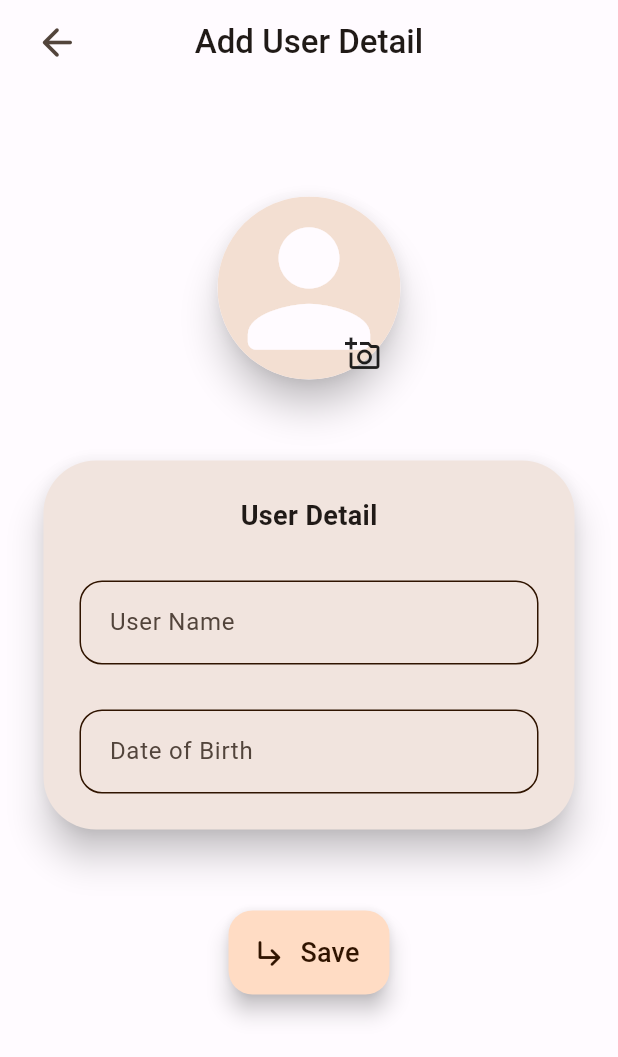
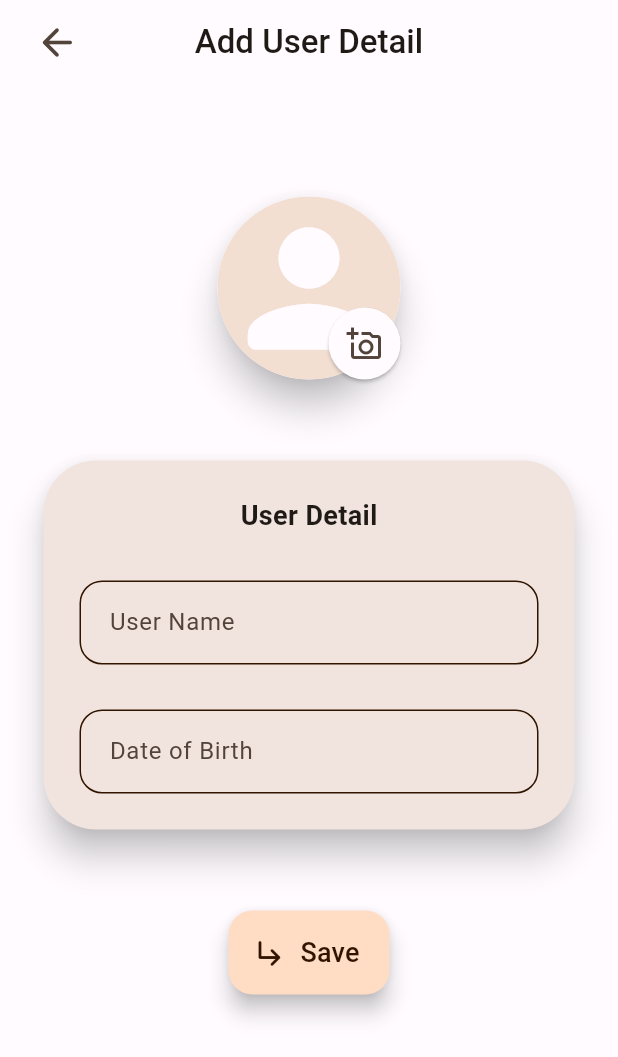
Before and after one commit to ck-lamib/Bimir-Lock, a Flutter app: the AddUserDetailPage screen opened directly, on a phone screen of 412 x 824 dp. Shown: the top 1057 px of the screen. Run offline on Flutter 3.47's test engine with Material 2 defaults, Android fonts, the phone set to English and light mode, and no system bars; our stand-ins replace equatable, flutter_slidable, flutter_svg, get, go_router, image_picker and 4 more.

```diff
--- /dev/null
+++ b/lib/features/introductionPage/data/datasource/quotes/quotes_local_datasource.dart
@@ -0,0 +1 @@
+class QuotesLocalDataSource {}
--- a/lib/features/introductionPage/data/datasource/remote/quotes_api_services.dart
+++ b/lib/features/introductionPage/data/datasource/quotes/quotes_remote_datasource.dart
@@ -3,7 +3,9 @@ import 'dart:convert';
 import 'package:bimir_lock/models/quote_model.dart';
 import 'package:http/http.dart' as http;
 
-class QuotesApiServices {
+class QuotesRemoteDatasource {
+  //take requesto handler from const param
+  QuotesRemoteDatasource();
   getQuotes({String? category}) async {
     var headers = {
       'X-Api-Key': 'F5sdBIU08xRDwzeww7nLFVpm3MxMUFW7q0c3tOJw',
--- a/lib/features/introductionPage/data/repo/quotes_repo_impl.dart
+++ b/lib/features/introductionPage/data/repo/quotes_repo_impl.dart
@@ -1,9 +1,11 @@
-import 'package:bimir_lock/features/introductionPage/data/datasource/remote/quotes_api_services.dart';
+import 'package:bimir_lock/features/introductionPage/data/datasource/quotes/quotes_remote_datasource.dart';
 
 import '../../domain/repo/quotes_repo.dart';
 
 class QuotesRepoImpl implements QuotesRepo {
-  final QuotesApiServices _quotesApiServices = QuotesApiServices();
+  //get datasource from constructor
+  QuotesRepoImpl({required QuotesRemoteDatasource datasource}) : _quotesApiServices = datasource;
+  final QuotesRemoteDatasource _quotesApiServices;
   @override
   void getQuotes() {
     _quotesApiServices.getQuotes();
--- /dev/null
+++ b/lib/features/introductionPage/presentation/controller/add_user_controller.dart
@@ -0,0 +1,25 @@
+import 'dart:io';
+
+import 'package:flutter/material.dart';
+import 'package:get/get_state_manager/get_state_manager.dart';
+import 'package:get/state_manager.dart';
+import 'package:image_picker/image_picker.dart';
+
+class AddUserDetailController extends GetxController {
+  TextEditingController userNameController = TextEditingController();
+  TextEditingController dobController = TextEditingController();
+  File? userAvatar;
+  Future pickImage(ImageSource source) async {
+    try {
+      XFile? pickedImage = await ImagePicker().pickImage(source: source);
+      if (pickedImage != null) {
+        userAvatar = File(pickedImage.path);
+      }
+      update();
+    } catch (e) {
+      print('======>>>Failed to pick image: $e');
+    }
+  }
+
+  onSaveUserDetail() {}
+}
--- a/lib/features/introductionPage/presentation/introduction_controller.dart
+++ b/lib/features/introductionPage/presentation/controller/introduction_controller.dart
@@ -1,4 +1,4 @@
-import 'package:bimir_lock/features/introductionPage/presentation/views/welcome_page.dart';
+import 'package:bimir_lock/features/introductionPage/presentation/views/add_user_detail.dart';
 import 'package:flutter/material.dart';
 import 'package:go_router/go_router.dart';
 
@@ -7,6 +7,6 @@ class IntroductionController {
     // Navigator.of(context).pushReplacement(
     //   MaterialPageRoute(builder: (_) => const HomePage()),
     // );
-    context.go(WelcomePage.routeName);
+    context.push(AddUserDetailPage.routeName);
   }
 }
--- /dev/null
+++ b/lib/features/introductionPage/presentation/views/add_user_detail.dart
@@ -0,0 +1,223 @@
+import 'dart:developer';
+
+import 'package:bimir_lock/features/introductionPage/presentation/controller/add_user_controller.dart';
+import 'package:flutter/material.dart';
+import 'package:get/get_state_manager/get_state_manager.dart';
+import 'package:image_picker/image_picker.dart';
+import 'package:intl/intl.dart';
+
+import '../../../../widgets/custom/custom_text_field.dart';
+import '../widget/custom_dialogues.dart';
+
+class AddUserDetailPage extends StatelessWidget {
+  static const String routeName = "/addUserDetail";
+  final c = AddUserDetailController();
+  AddUserDetailPage({super.key});
+
+  @override
+  Widget build(BuildContext context) {
+    var theme = Theme.of(context);
+    return GestureDetector(
+      onTap: () => FocusScope.of(context).unfocus(),
+      child: Scaffold(
+        appBar: AppBar(
+          leading: Padding(
+            padding: const EdgeInsets.only(left: 15),
+            child: IconButton(
+              onPressed: () => Navigator.of(context).pop(),
+              highlightColor: Colors.transparent,
+              icon: Icon(
+                Icons.arrow_back_rounded,
+                color: theme.colorScheme.onSurfaceVariant,
+                size: 30,
+              ),
+            ),
+          ),
+          automaticallyImplyLeading: false,
+          title: const Text(
+            "Add User Detail",
+            style: TextStyle(
+              fontWeight: FontWeight.w500,
+            ),
+          ),
+          centerTitle: true,
+        ),
+        body: Padding(
+          padding: const EdgeInsets.all(25),
+          child: Center(
+            child: Column(
+              crossAxisAlignment: CrossAxisAlignment.center,
+              children: [
+                const SizedBox(
+                  height: 50,
+                ),
+                Stack(
+                  children: [
+                    Material(
+                      elevation: 10,
+                      borderRadius: BorderRadius.circular(100.0),
+                      child: ClipOval(
+                        child: GetBuilder<AddUserDetailController>(
+                            init: c,
+                            builder: (controller) {
+                              return Container(
+                                color: theme.colorScheme.surfaceVariant,
+                                height: 122,
+                                width: 122,
+                                child: c.userAvatar == null
+                                    ? FittedBox(
+                                        child: Icon(
+                                          Icons.person_rounded,
+                                          color: theme.colorScheme.background,
+                                        ),
+                                      )
+                                    : Image.file(
+                                        c.userAvatar!,
+                                        fit: BoxFit.cover,
+                                      ),
+                              );
+                            }),
+                        // : CachedNetworkImage(
+                        //     height: 122,
+                        //     width: 122,
+                        //     errorWidget: (context, url, error) =>
+                        //         Image.asset(ImagePath.defaultAvatar),
+                        //     placeholder: (context, url) =>
+                        //         Image.asset(ImagePath.defaultAvatar),
+                        //     imageUrl: c.initialImageUrl,
+                        //     fit: BoxFit.cover,
+                        //   ),
+                      ),
+                    ),
+                    Positioned(
+                      bottom: 0,
+                      right: 0,
+                      child: SizedBox(
+                        child: Card(
+                          margin: EdgeInsets.zero,
+                          shape: RoundedRectangleBorder(
+                            borderRadius: BorderRadius.circular(360),
+                          ),
+                          child: IconButton(
+                            icon: const Icon(
+                              Icons.add_a_photo_outlined,
+                            ),
+                            onPressed: () {
+                              showCustomDialog(
+                                context: context,
+                                content: Column(
+                                  mainAxisSize: MainAxisSize.min,
+                                  children: [
+                                    const ListTile(
+                                      title: Text("Choose image source",
+                                          textAlign: TextAlign.center,
+                                          style: TextStyle(
+                                            fontWeight: FontWeight.w600,
+                                          )),
+                                    ),
+                                    ListTile(
+                                      title: const Text("Camera"),
+                                      trailing: const Icon(Icons.chevron_right),
+                                      onTap: () async {
+                                        await c.pickImage(ImageSource.camera);
+                                        if (context.mounted) Navigator.pop(context);
+                                      },
+                                    ),
+                                    ListTile(
+                                      title: const Text("Gallery"),
+                                      trailing: const Icon(Icons.chevron_right),
+                                      onTap: () async {
+                                        await c.pickImage(ImageSource.gallery);
+                                        if (context.mounted) Navigator.pop(context);
+                                      },
+                                    ),
+                                  ],
+                                ),
+                              );
+                            },
+                          ),
+                        ),
+                      ),
+                    )
+                  ],
+                ),
+                const SizedBox(
+                  height: 50,
+                ),
+                Card(
+                  shape: RoundedRectangleBorder(
+                    borderRadius: BorderRadius.circular(35.0),
+                  ),
+                  elevation: 10,
+                  semanticContainer: false,
+                  surfaceTintColor: theme.colorScheme.surfaceTint,
+                  child: Padding(
+                    padding: const EdgeInsets.all(24.0),
+                    child: Column(
+                      mainAxisAlignment: MainAxisAlignment.center,
+                      crossAxisAlignment: CrossAxisAlignment.center,
+                      mainAxisSize: MainAxisSize.min,
+                      children: [
+                        const Text(
+                          "User Detail",
+                          style: TextStyle(
+                            fontSize: 18,
+                            fontWeight: FontWeight.bold,
+                          ),
+                        ),
+                        const SizedBox(
+                          height: 30,
+                        ),
+                        BimirLockTextField(
+                          label: "User Name",
+                          controller: c.userNameController,
+                          textInputAction: TextInputAction.next,
+                        ),
+                        const SizedBox(
+                          height: 30,
+                        ),
+                        BimirLockTextField(
+                          label: "Date of Birth",
+                          controller: c.dobController,
+                          textInputAction: TextInputAction.done,
+                          readOnly: true,
+                          onTap: () async {
+                            DateTime? pickedDate = await showDatePicker(
+                              context: context,
+                              initialDate: DateTime(DateTime.now().year),
+                              firstDate: DateTime(DateTime.now().year - 100),
+                              lastDate: DateTime(DateTime.now().year),
+                            );
+                            if (pickedDate != null) {
+                              c.dobController.text = DateFormat('yyyy-MM-dd').format(pickedDate);
+                            } else {
+                              FocusManager.instance.primaryFocus?.unfocus();
+                              log("==============>>>>>>> Date is not selected");
+                            }
+                          },
+                        ),
+                      ],
+                    ),
+                  ),
+                ),
+                const SizedBox(
+                  height: 50,
+                ),
+                FloatingActionButton.extended(
+                    onPressed: c.onSaveUserDetail,
+                    icon: const Icon(Icons.subdirectory_arrow_right_rounded),
+                    label: const Text(
+                      "Save",
+                      style: TextStyle(
+                        fontSize: 18,
+                        fontWeight: FontWeight.w500,
+                      ),
+                    )),
+              ],
+            ),
+          ),
+        ),
+      ),
+    );
+  }
+}
--- a/lib/features/introductionPage/presentation/views/introduction_page.dart
+++ b/lib/features/introductionPage/presentation/views/introduction_page.dart
@@ -1,7 +1,7 @@
-import 'package:bimir_lock/features/introductionPage/presentation/introduction_controller.dart';
-import 'package:bimir_lock/views/home_page.dart';
 import 'package:flutter/material.dart';
 import 'package:introduction_screen/introduction_screen.dart';
+
+import '../controller/introduction_controller.dart';
 
 class IntroductionPage extends StatelessWidget {
   static const String routeName = "/introduction";
--- a/lib/utils/pages.dart
+++ b/lib/utils/pages.dart
@@ -1,6 +1,7 @@
 import 'package:bimir_lock/features/introductionPage/presentation/views/introduction_page.dart';
 import 'package:bimir_lock/features/introductionPage/presentation/views/welcome_page.dart';
 import 'package:bimir_lock/features/splashPage/presentation/splash_page.dart';
+import 'package:bimir_lock/features/introductionPage/presentation/views/add_user_detail.dart';
 import 'package:go_router/go_router.dart';
 
 final routerConfig = GoRouter(
@@ -18,6 +19,10 @@ final routerConfig = GoRouter(
       path: IntroductionPage.routeName,
       builder: (context, state) => IntroductionPage(),
     ),
+    GoRoute(
+      path: AddUserDetailPage.routeName,
+      builder: (context, state) => AddUserDetailPage(),
+    ),
   ],
   debugLogDiagnostics: true,
 );
--- a/lib/views/add_user_detail.dart
+++ /dev/null
@@ -1,178 +0,0 @@
-import 'package:flutter/material.dart';
-
-import '../widgets/custom/custom_text_field.dart';
-
-class AddUserDetailPage extends StatelessWidget {
-  const AddUserDetailPage({super.key});
-
-  @override
-  Widget build(BuildContext context) {
-    var theme = Theme.of(context);
-    return GestureDetector(
-      onTap: () => FocusScope.of(context).unfocus(),
-      child: Scaffold(
-        appBar: AppBar(
-          leading: Padding(
-            padding: const EdgeInsets.only(left: 15),
-            child: IconButton(
-              onPressed: () => Navigator.of(context).pop(),
-              highlightColor: Colors.transparent,
-              icon: Icon(
-                Icons.arrow_back_rounded,
-                color: theme.colorScheme.onSurfaceVariant,
-                size: 30,
-              ),
-            ),
-          ),
-          automaticallyImplyLeading: false,
-          title: const Text(
-            "Add User Detail",
-            style: TextStyle(
-              fontWeight: FontWeight.w500,
-            ),
-          ),
-          centerTitle: true,
-        ),
-        body: Padding(
-          padding: const EdgeInsets.all(25),
-          child: Center(
-            child: Column(
-              crossAxisAlignment: CrossAxisAlignment.center,
-              children: [
-                const SizedBox(
-                  height: 50,
-                ),
-                Stack(
-                  children: [
-                    GestureDetector(
-                      onTap: () {
-                        // c.showImagePicker(context);
-                      },
-                      child: Material(
-                        elevation: 10,
-                        borderRadius: BorderRadius.circular(100.0),
-                        child: ClipOval(
-                          child:
-                              // Obx(
-                              //   () => c.imageFile.value != null
-                              //       ?
-                              Container(
-                            color: theme.colorScheme.surfaceVariant,
-
-                            height: 122,
-                            width: 122,
-                            child: FittedBox(
-                              child: Icon(
-                                Icons.person_rounded,
-                                color: theme.colorScheme.background,
-                              ),
-                            ),
-                            // Image.file(
-                            //   c.imageFile.value!,
-                            //   fit: BoxFit.cover,
-                            // ),
-                          ),
-                          // : CachedNetworkImage(
-                          //     height: 122,
-                          //     width: 122,
-                          //     errorWidget: (context, url, error) =>
-                          //         Image.asset(ImagePath.defaultAvatar),
-                          //     placeholder: (context, url) =>
-                          //         Image.asset(ImagePath.defaultAvatar),
-                          //     imageUrl: c.initialImageUrl,
-                          //     fit: BoxFit.cover,
-                          //   ),
-                        ),
-                      ),
-                    ),
-                    Positioned(
-                      bottom: 5,
-                      right: 13,
-                      child: InkWell(
-                        onTap: () {
-                          // c.showImagePicker(context);
-                        },
-                        child: const Icon(Icons.add_a_photo_outlined),
-                      ),
-                    ),
-                  ],
-                ),
-                const SizedBox(
-                  height: 50,
-                ),
-                Card(
-                  shape: RoundedRectangleBorder(
-                    borderRadius: BorderRadius.circular(35.0),
-                  ),
-                  elevation: 10,
-                  semanticContainer: false,
-                  surfaceTintColor: theme.colorScheme.surfaceTint,
-                  child: Padding(
-                    padding: const EdgeInsets.all(24.0),
-                    child: Column(
-                      mainAxisAlignment: MainAxisAlignment.center,
-                      crossAxisAlignment: CrossAxisAlignment.center,
-                      mainAxisSize: MainAxisSize.min,
-                      children: [
-                        const Text(
-                          "User Detail",
-                          style: TextStyle(
-                            fontSize: 18,
-                            fontWeight: FontWeight.bold,
-                          ),
-                        ),
-                        const SizedBox(
-                          height: 30,
-                        ),
-                        BimirLockTextField(
-                          label: "User Name",
-                          controller: TextEditingController(),
-                        ),
-                        const SizedBox(
-                          height: 30,
-                        ),
-                        BimirLockTextField(
-                          label: "Date of Birth",
-                          controller: TextEditingController(),
-                          onTap: () async {
-                            DateTime? pickedDate = await showDatePicker(
-                              context: context,
-                              initialDate: DateTime(DateTime.now().year),
-                              firstDate: DateTime(DateTime.now().year - 100),
-                              lastDate: DateTime(DateTime.now().year),
-                            );
-
-                            if (pickedDate != null) {
-                              // log("===============>>>>$pickedDate");
-                              // selectedDate.value = DateFormat('yyyy-MM-dd').format(pickedDate);
-                              // dateOfBirthController.text = selectedDate.value;
-                            } else {
-                              // log("==============>>>>>>> Date is not selected");
-                            }
-                          },
-                        ),
-                      ],
-                    ),
-                  ),
-                ),
-                const SizedBox(
-                  height: 50,
-                ),
-                FloatingActionButton.extended(
-                    onPressed: () {},
-                    icon: const Icon(Icons.subdirectory_arrow_right_rounded),
-                    label: const Text(
-                      "Save",
-                      style: TextStyle(
-                        fontSize: 18,
-                        fontWeight: FontWeight.w500,
-                      ),
-                    )),
-              ],
-            ),
-          ),
-        ),
-      ),
-    );
-  }
-}
--- a/lib/views/quotes_category.dart
+++ b/lib/views/quotes_category.dart
@@ -1,4 +1,3 @@
-import 'package:bimir_lock/repos/quotes_repo.dart';
 import 'package:flutter/material.dart';
 
 class SelectQuotesCategory extends StatefulWidget {
@@ -11,7 +10,7 @@ class SelectQuotesCategory extends StatefulWidget {
 class _SelectQuotesCategoryState extends State<SelectQuotesCategory> {
   @override
   void initState() {
-    QoutesRepo.getQuotes(category: "love");
+    // QoutesRepo.getQuotes(category: "love");
     super.initState();
   }
 
--- a/pubspec.yaml
+++ b/pubspec.yaml
@@ -28,16 +28,19 @@ environment:
 # the latest version available on pub.dev. To see which dependencies have newer
 # versions available, run `flutter pub outdated`.
 dependencies:
-  bloc: ^8.1.2
   cached_network_image: ^3.2.3
   cupertino_icons: ^1.0.2
+  equatable: ^2.0.5
   flutter:
     sdk: flutter
   flutter_bloc: ^8.1.3
   flutter_slidable: ^3.0.0
   flutter_svg: ^2.0.7
+  get: ^4.6.5
   go_router: ^10.0.0
   http: ^1.1.0
+  image_picker: ^1.0.1
+  intl: ^0.18.1
   introduction_screen: ^3.1.9
   loading_animation_widget: ^1.2.0+4
   local_auth: ^2.1.6
```
Also changed, not shown: lib/features/introductionPage/data/model/user_model.dart (added, +26 -0 lines), lib/features/introductionPage/domain/entities/user_entity.dart (added, +20 -0 lines), lib/features/introductionPage/presentation/widget/custom_dialogues.dart (added, +29 -0 lines), lib/features/introductionPage/data/datasource/user/user_local_datasource.dart (added), lib/features/introductionPage/data/model/quotes_model.dart (added), lib/features/introductionPage/data/repo/user_repo_impl.dart (added), lib/features/introductionPage/domain/entities/quotes_entity.dart (added), lib/features/introductionPage/domain/repo/user_repo.dart (added), lib/features/introductionPage/presentation/controller/welcome_controller.dart (renamed from lib/features/introductionPage/presentation/welcome_controller.dart), pubspec.lock, 2 other files.
